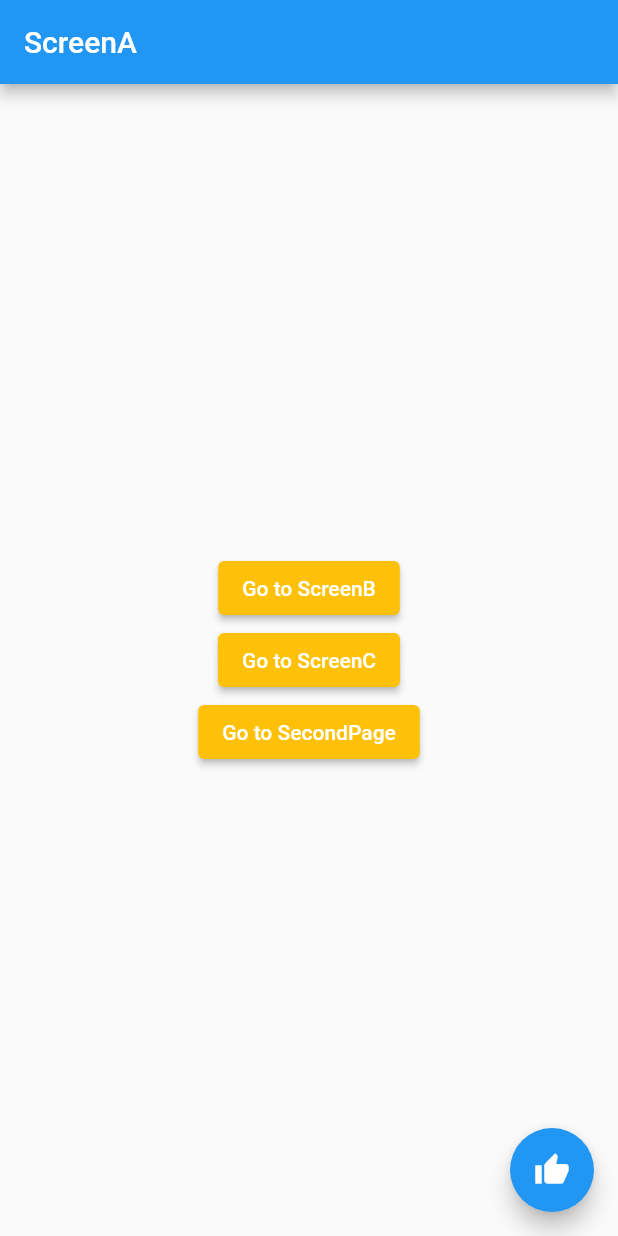
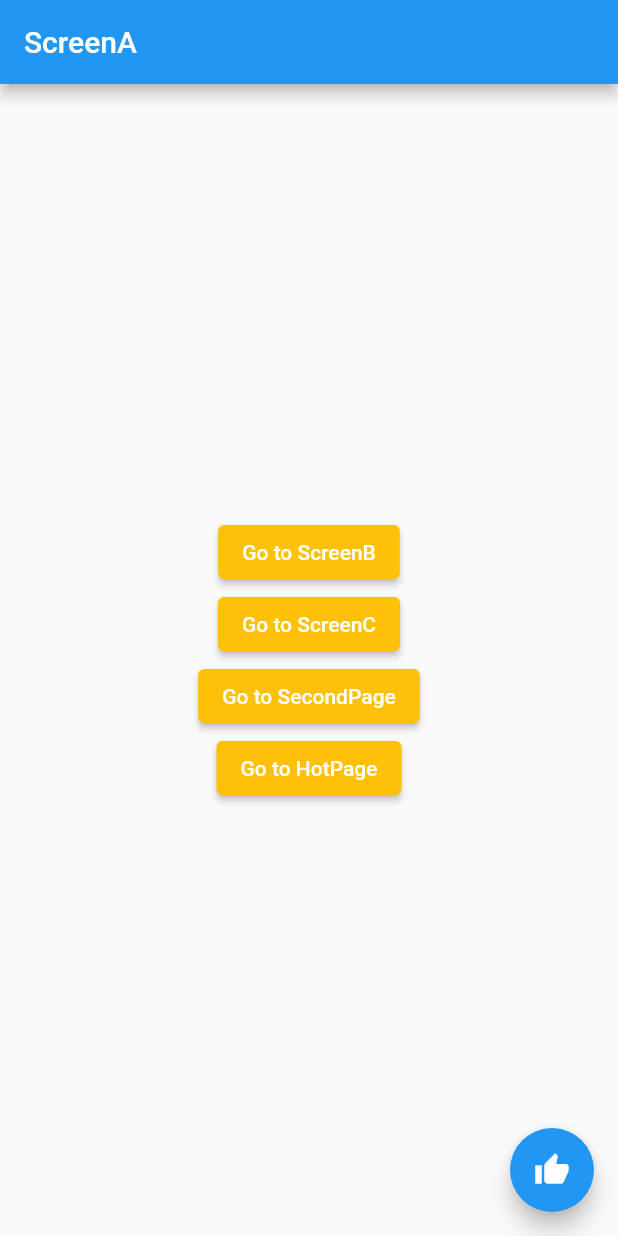
Before and after one commit to InJoon-L/Flutter-first-app, a Flutter app: the screen it shows after launch, on a phone screen of 412 x 824 dp. Run offline on Flutter 3.47's test engine with Material 2 defaults, Android fonts, the phone set to English and light mode, and no system bars; our stand-ins replace fluttertoast.

```diff
--- a/flutter_navigator/lib/ScreenA.dart
+++ b/flutter_navigator/lib/ScreenA.dart
@@ -41,6 +41,15 @@ class ScreenA extends StatelessWidget {
                 primary: Colors.amber
               ),
             ),
+            ElevatedButton(
+              onPressed: (){
+                Navigator.pushNamed(context, '/h');
+              },
+              child: Text('Go to HotPage'),
+              style: ElevatedButton.styleFrom(
+                primary: Colors.amber
+              ),
+            ),
           ],
         ),
       ),
--- a/flutter_navigator/lib/main.dart
+++ b/flutter_navigator/lib/main.dart
@@ -3,6 +3,8 @@ import 'ScreenA.dart';
 import 'ScreenB.dart';
 import 'ScreenC.dart';
 import 'SecondPage.dart';
+import 'HotPage.dart';
+
 
 void main() => runApp(MyApp());
 
@@ -20,6 +22,7 @@ class MyApp extends StatelessWidget {
         '/b': (context) => ScreenB(),
         '/c': (context) => ScreenC(),
         '/s': (context) => SecondPage(),
+        '/h': (context) => HotPage(),
       },
     );
   }
```
Also changed, not shown: flutter_navigator/lib/HotPage.dart (added, +27 -0 lines).
